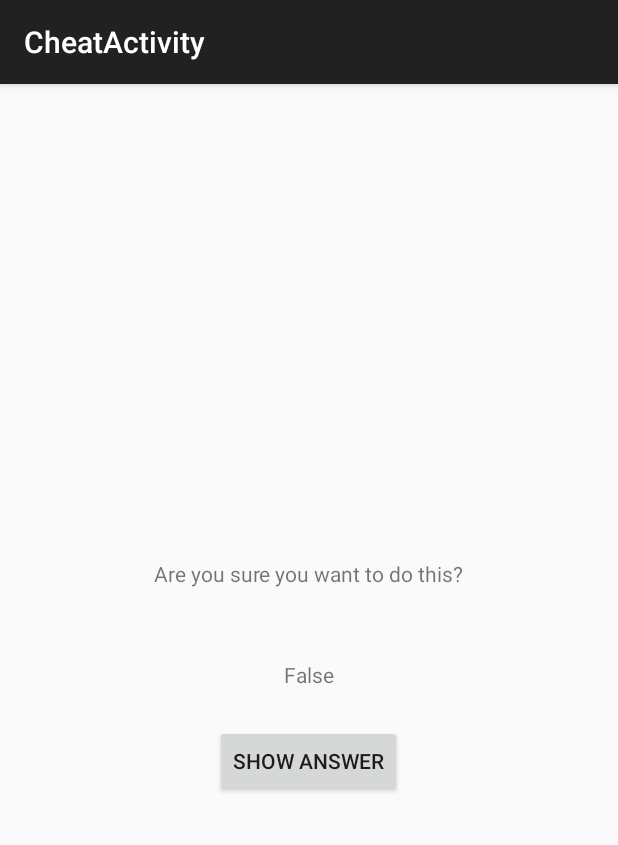
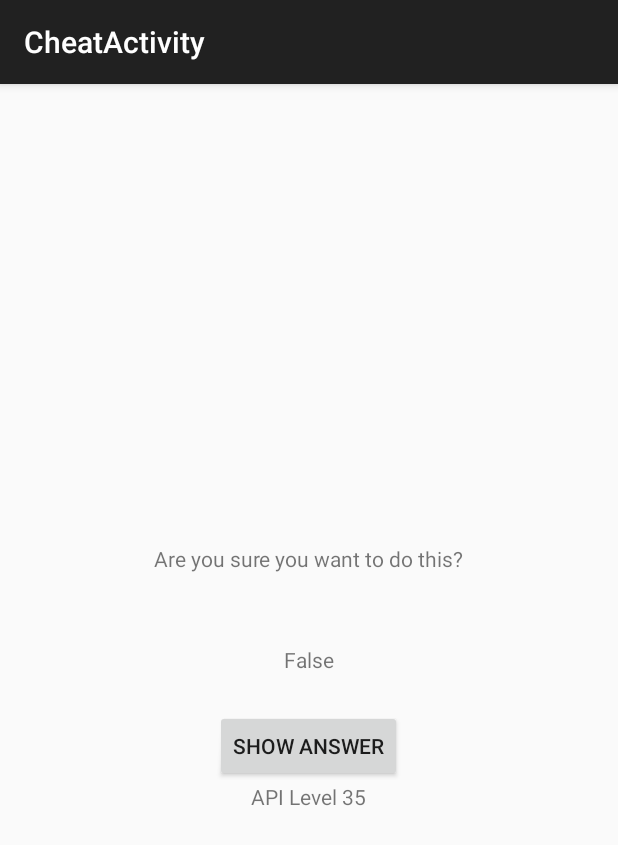
Before and after one commit to zaverrabadiya/AndroidProjects, an Android app: the CheatActivity screen opened directly, with no data from a screen before it, after a tap on "SHOW ANSWER", on a phone screen of 412 x 824 dp. Shown: the top 845 px of the screen. Run offline under Robolectric (Android 15) with nearby library versions, the light colour scheme and no system bars.

Commit message:
Chapter 6 done

```diff
--- a/GeoQuiz/app/src/main/java/com/example/zavrab/geoquiz/CheatActivity.java
+++ b/GeoQuiz/app/src/main/java/com/example/zavrab/geoquiz/CheatActivity.java
@@ -1,12 +1,16 @@
 package com.example.zavrab.geoquiz;
 
+import android.animation.Animator;
+import android.animation.AnimatorListenerAdapter;
 import android.content.Context;
 import android.content.Intent;
+import android.os.Build;
 import android.support.v7.app.ActionBarActivity;
 import android.os.Bundle;
 import android.view.Menu;
 import android.view.MenuItem;
 import android.view.View;
+import android.view.ViewAnimationUtils;
 import android.widget.Button;
 import android.widget.TextView;
 
@@ -18,6 +22,7 @@ public class CheatActivity extends ActionBarActivity {
 
     private TextView mAnswerTextView;
     private Button mShowAnswer;
+    private TextView mApiLevelTextView;
 
     private static final String EXTRA_ANSWER_IS_TRUE = "com.example.zavrab.geoquiz.answer_is_true";
     private static final String EXTRA_ANSWER_SHOWN = "com.example.zavrab.geoquiz.answer_shown";
@@ -38,8 +43,30 @@ public class CheatActivity extends ActionBarActivity {
                 mIsAnswerShown = true;
                 updateAnswer();
                 setAnswerShownResult();
+
+                if(Build.VERSION.SDK_INT >= Build.VERSION_CODES.LOLLIPOP) {
+                    int cx = mShowAnswer.getWidth() / 2;
+                    int cy = mShowAnswer.getHeight() / 2;
+                    float radius = mShowAnswer.getWidth();
+                    Animator anim = ViewAnimationUtils.createCircularReveal(mShowAnswer, cx, cy, radius, 0);
+                    anim.addListener(new AnimatorListenerAdapter() {
+                        @Override
+                        public void onAnimationEnd(Animator animation) {
+                            super.onAnimationEnd(animation);
+                            mAnswerTextView.setVisibility(View.VISIBLE);
+                            mShowAnswer.setVisibility(View.INVISIBLE);
+                        }
+                    });
+                    anim.start();
+                } else {
+                    mAnswerTextView.setVisibility(View.VISIBLE);
+                    mShowAnswer.setVisibility(View.INVISIBLE);
+                }
             }
         });
+
+        mApiLevelTextView = (TextView) findViewById(R.id.api_levet_text);
+        mApiLevelTextView.setText("API Level " + Build.VERSION.SDK_INT);
 
         if(savedInstanceState != null) {
             mIsAnswerShown = savedInstanceState.getBoolean(KEY_ANSWERSHOWN);
--- a/GeoQuiz/app/src/main/res/layout/activity_cheat.xml
+++ b/GeoQuiz/app/src/main/res/layout/activity_cheat.xml
@@ -24,4 +24,9 @@
         android:layout_width="wrap_content"
         android:layout_height="wrap_content"
         android:text="@string/show_answer_button"/>
+
+    <TextView
+        android:id="@+id/api_levet_text"
+        android:layout_width="wrap_content"
+        android:layout_height="wrap_content"/>
 </LinearLayout>
```
